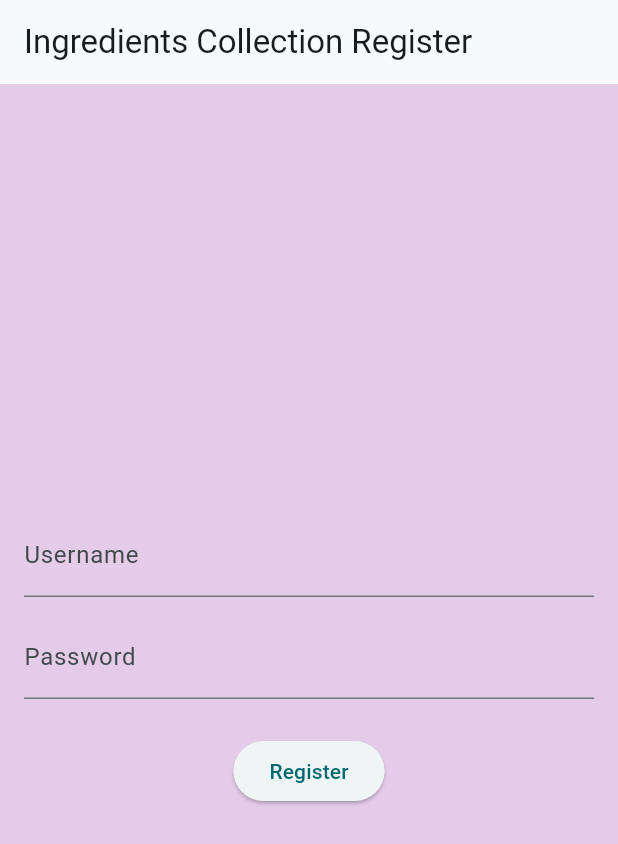
After one commit to rxa15/ingredients-collection-mobile, a Flutter app: the RegisterPage screen opened directly, after a tap on "Register", on a phone screen of 412 x 824 dp. The commit adds this screen. Shown: the top 844 px of the screen. Run offline on Flutter 3.47's test engine with Material 2 defaults, Android fonts, the phone set to English and light mode, and no system bars; missing offline and left inert: pbp_django_auth.

Commit message:
Add Bonus Tugas 9 PBP

```diff
--- a/lib/screens/login.dart
+++ b/lib/screens/login.dart
@@ -65,10 +65,6 @@ class _LoginPageState extends State<LoginPage> {
                                 String username = _usernameController.text;
                                 String password = _passwordController.text;
 
-                                // Cek kredensial
-                                // TODO: Ganti URL dan jangan lupa tambahkan trailing slash (/) di akhir URL!
-                                // Untuk menyambungkan Android emulator dengan Django pada localhost,
-                                // gunakan URL http://10.0.2.2/
                                 final response = await request.login("http://127.0.0.1:8000/auth/login/", {
                                 'username': username,
                                 'password': password,
--- /dev/null
+++ b/lib/screens/register.dart
@@ -0,0 +1,104 @@
+import 'package:ingredients_collection_mobile/screens/login.dart';
+import 'package:flutter/material.dart';
+import 'package:pbp_django_auth/pbp_django_auth.dart';
+import 'package:provider/provider.dart';
+
+void main() {
+  runApp(const RegisterApp());
+}
+
+class RegisterApp extends StatelessWidget {
+  const RegisterApp({Key? key}) : super(key: key);
+
+  @override
+  Widget build(BuildContext context) {
+    return MaterialApp(
+      title: 'Ingredients Collection Login',
+      theme: ThemeData(scaffoldBackgroundColor: const Color.fromARGB(255, 228, 203, 232), // Background color
+        colorScheme: ColorScheme.fromSeed(seedColor: Colors.cyan.shade100),),
+      home: const RegisterPage(),
+    );
+  }
+}
+
+class RegisterPage extends StatefulWidget {
+  const RegisterPage({Key? key}) : super(key: key);
+
+  @override
+  State<RegisterPage> createState() => _RegisterPageState();
+}
+
+class _RegisterPageState extends State<RegisterPage> {
+  final TextEditingController _usernameController = TextEditingController();
+  final TextEditingController _passwordController = TextEditingController();
+  final String url =
+      'http://127.0.0.1:8000/auth/register/';
+
+  @override
+  Widget build(BuildContext context) {
+    final request = context.watch<CookieRequest>();
+    return Scaffold(
+        appBar: AppBar(title: const Text('Ingredients Collection Register')),
+        body: Container(
+          padding: const EdgeInsets.all(16),
+          child: Column(
+            mainAxisAlignment: MainAxisAlignment.center,
+            children: [
+              TextField(
+                controller: _usernameController,
+                decoration: const InputDecoration(
+                  labelText: 'Username',
+                ),
+              ),
+              const SizedBox(height: 12),
+              TextField(
+                controller: _passwordController,
+                decoration: const InputDecoration(
+                  labelText: 'Password',
+                ),
+                obscureText: true,
+              ),
+              const SizedBox(height: 24),
+              ElevatedButton(
+                onPressed: () async {
+                  String username = _usernameController.text;
+                  String password = _passwordController.text;
+
+                  final response = await request.post(url, {
+                    'username': username,
+                    'password': password,
+                  });
+
+                  if (response['status']) {
+                    String msg = response['message'];
+                    Navigator.of(context).pushReplacement(MaterialPageRoute(
+                        builder: (context) => const LoginPage()));
+                    ScaffoldMessenger.of(context)
+                      ..hideCurrentSnackBar()
+                      ..showSnackBar(SnackBar(
+                        content: Text(msg),
+                      ));
+                  } else {
+                    showDialog(
+                        context: context,
+                        builder: (context) => AlertDialog(
+                          title: const Text('Register Failed'),
+                          content: Text(response['msg']),
+                          actions: [
+                            TextButton(
+                              child: const Text('OK'),
+                              onPressed: () {
+                                Navigator.of(context).pop();
+                              },
+                            )
+                          ],
+                        ));
+                  }
+                },
+                child: const Text('Register'),
+              ),
+            ],
+          ),
+        ));
+  }
+}
```
